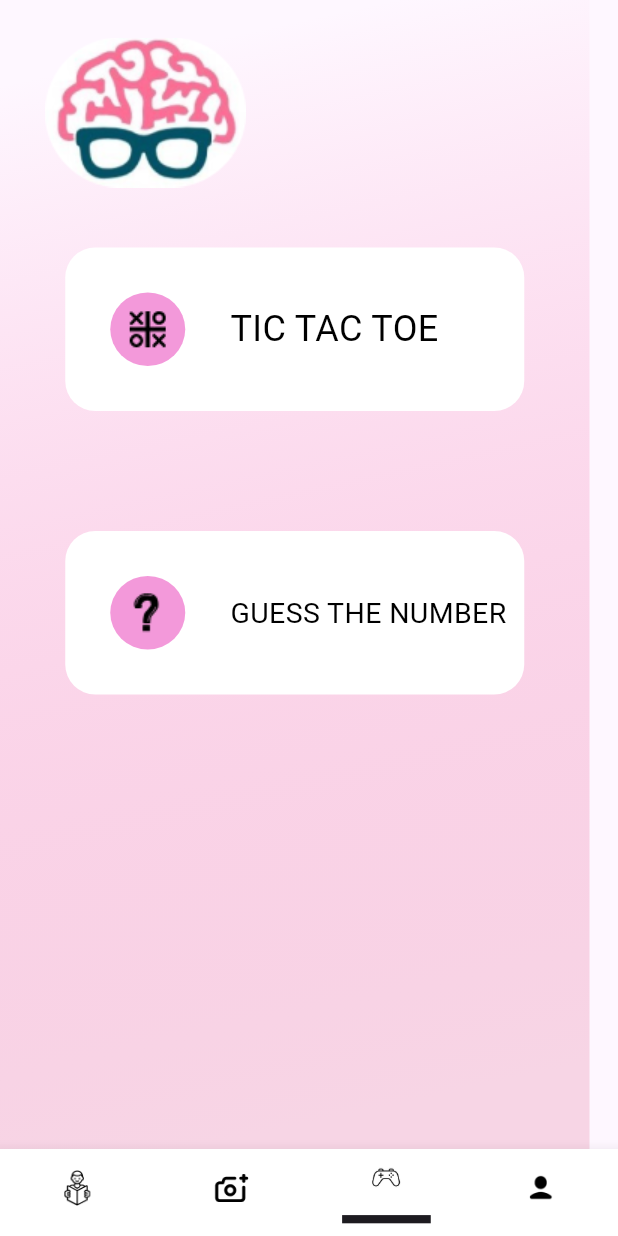
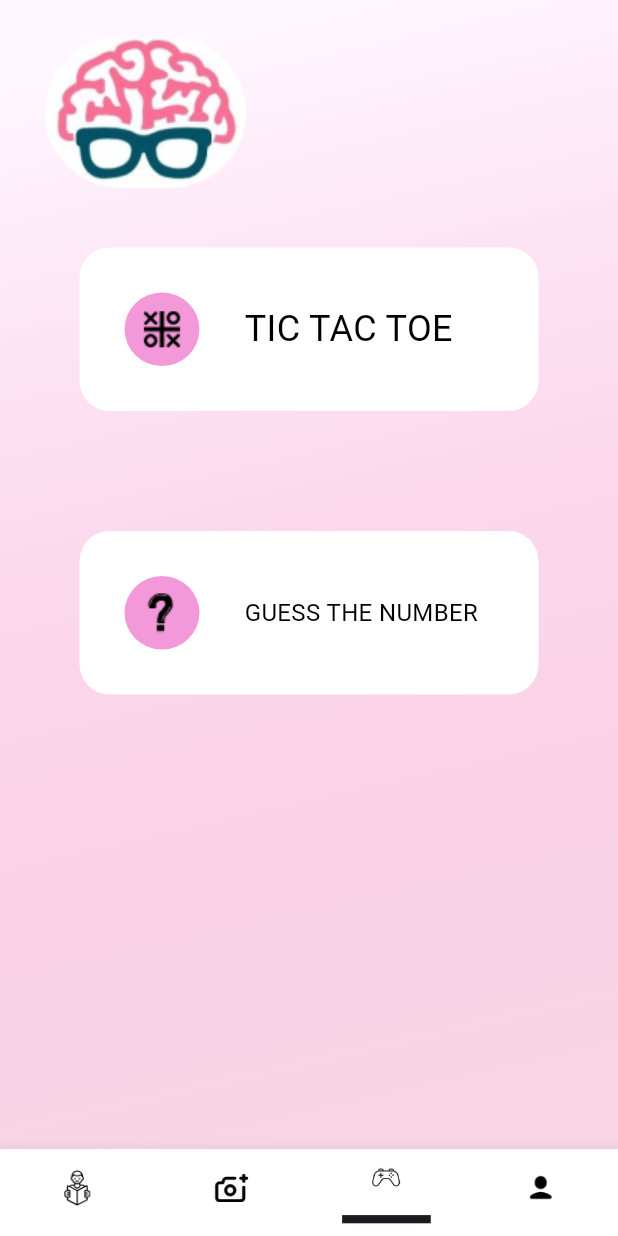
Before and after one commit to feda567/Major_project, a Flutter app: the IndexPage screen opened directly, item 3 of the bottom bar chosen, on a phone screen of 412 x 824 dp. Run offline on Flutter 3.47's test engine with Material 3 defaults, Android fonts, the phone set to English and light mode, and no system bars; our stand-ins replace email_validator, flutter_svg_provider, google_fonts, google_generative_ai, image_picker, speech_to_text; missing offline and left inert: flutter_camera, google_ml_kit, translator, video_player_with_controls; Roboto replaces fonts that are missing (Marko One).

Commit message:
bugs fixed 1

```diff
--- a/BrainBurst/lib/constants/api.dart
+++ b/BrainBurst/lib/constants/api.dart
@@ -1,5 +1,6 @@
 class Api {
-  static const String baseUrl = 'http://192.168.68.89:8000/';
+  static const String ip = '192.168.1.104';
+  static const String baseUrl = 'http://$ip:8000/';
   static var token = "";
   static List<Map<String, dynamic>> chapters = [];
   tokenchange(String newtoken) {
--- a/BrainBurst/lib/main.dart
+++ b/BrainBurst/lib/main.dart
@@ -32,7 +32,7 @@ class MyApp extends StatelessWidget {
           ),
         ),
         // home: const WelcomePage(),
-        home: const IndexPage(),
+        home: const WelcomePage(),
       ),
     );
   }
--- a/BrainBurst/lib/screens/gaming_page.dart
+++ b/BrainBurst/lib/screens/gaming_page.dart
@@ -8,7 +8,7 @@ class GamingPage extends StatelessWidget {
   Widget build(BuildContext context) {
     return Container(
       height: 852,
-      width: 393,
+      width: double.infinity,
       decoration: const BoxDecoration(
         gradient: LinearGradient(
           begin: Alignment(0.39, 0.92),
@@ -33,7 +33,7 @@ class GamingPage extends StatelessWidget {
             text: 'TIC TAC TOE',
           ),
           ScanningIndexTile(
-            fontsizewid: 19,
+            fontsizewid: 16,
             icon: Container(
               width: 50,
               height: 55,
--- a/BrainBurst/lib/screens/index_page.dart
+++ b/BrainBurst/lib/screens/index_page.dart
@@ -37,8 +37,7 @@ class _IndexPageState extends State<IndexPage> {
     final branchProvider = context.watch<BranchProvider>();
     final branchIndex = branchProvider.branchIndex;
     // auth();
-    return SafeArea(
-      child: Scaffold(
+    return Scaffold(
       body: branchIndex == 0
           ? _widgetOptions.elementAt(_selectedIndex)
           : branchProvider.getBranchWidget(),
@@ -71,7 +70,6 @@ class _IndexPageState extends State<IndexPage> {
         backgroundColor: Colors.white,
         type: BottomNavigationBarType.fixed,
       ),
-      ),
     );
   }
 }
--- /dev/null
+++ b/restapi/requirements.txt
@@ -0,0 +1,2 @@
+Django==4.2.1
+djangorestframework==3.14.0
```
Also changed, not shown: 1 other file. Lines whose indentation alone changed are shown as unchanged.
